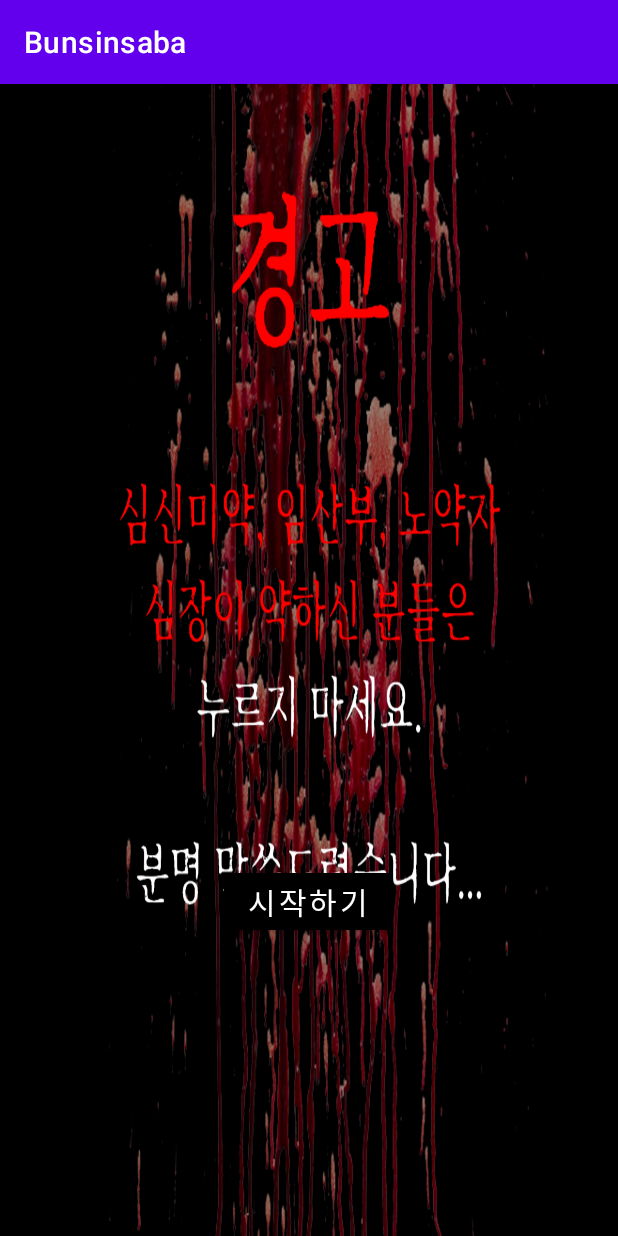
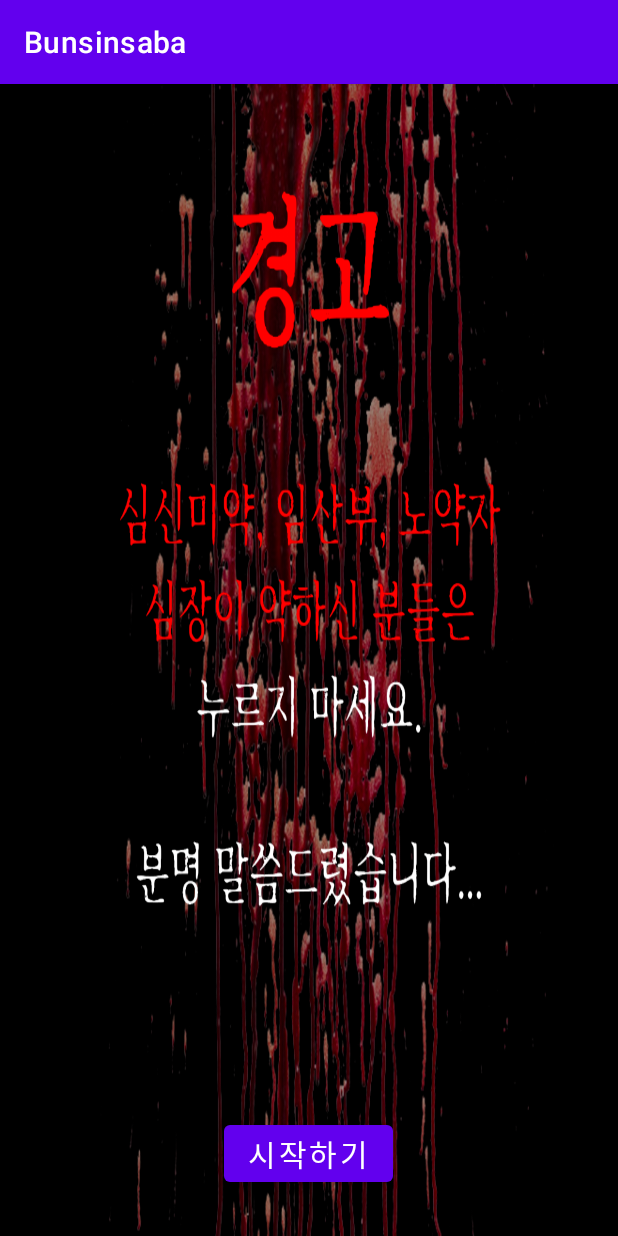
Before and after one commit to ohg89416/bunsinsaba, an Android app: the WarningActivity screen opened directly, with no data from a screen before it, on a phone screen of 412 x 824 dp. Run offline under Robolectric (Android 15) with nearby library versions, the phone set to English and light mode, and no system bars.

Commit message:
2021-10-28

```diff
--- a/app/src/main/res/layout/activity_warning.xml
+++ b/app/src/main/res/layout/activity_warning.xml
@@ -8,15 +8,20 @@
     tools:context=".WarningActivity"
     android:background="@drawable/warning">
 
+    <LinearLayout
+        android:layout_width="match_parent"
+        android:layout_height="0dp"
+        android:layout_weight="1">
+    </LinearLayout>
+
     <Button
         android:id="@+id/startgame"
         android:layout_width="wrap_content"
-        android:layout_height="match_parent"
-        android:layout_gravity="center"
-        android:layout_marginTop="520dp"
-        android:textSize="20dp"
+        android:layout_height="wrap_content"
+        android:layout_gravity="center_horizontal"
+        android:layout_marginBottom="30dp"
+
         android:text="시작하기"
-        android:backgroundTint="@color/black"
-        android:clickable="true"/>
+        android:textSize="20dp" />
 
 </LinearLayout>
```
Also changed, not shown: app/src/main/res/layout/activity_main.xml (+7 -6 lines).
